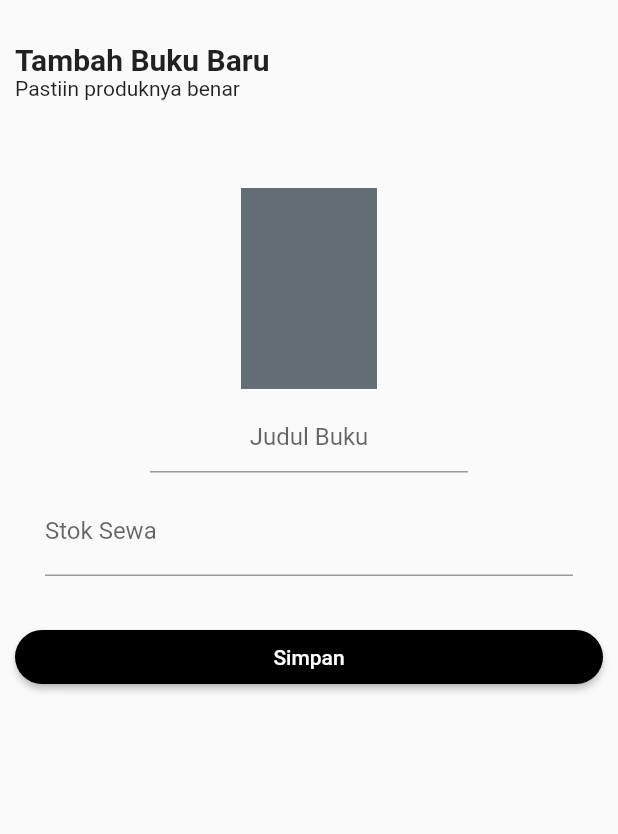
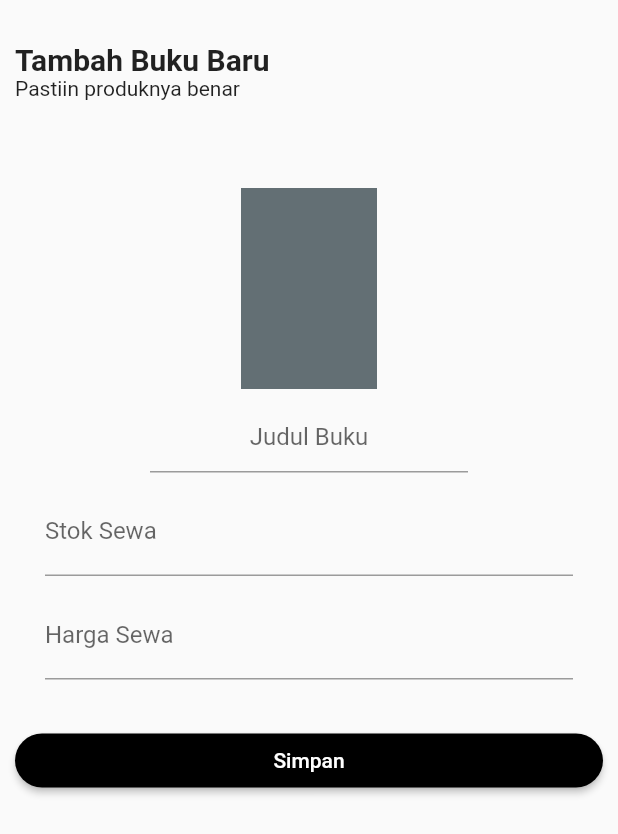
Before and after one commit to mohammadzarkasi/mob-2022, a Flutter app: the ScreenTambahBuku screen opened directly, on a phone screen of 412 x 824 dp. Shown: the top 834 px of the screen. Run offline on Flutter 3.47's test engine with Material 2 defaults, Android fonts, the light colour scheme and no system bars; our stand-ins replace camera, cloud_firestore, firebase_auth, firebase_core, google_fonts; accounts and stored records are empty; network calls fail; Roboto replaces fonts that are missing (MADE TOMMY).

Commit message:
firebase auth: sign in dan sign up pakai firebase auth firestore: simpan dan read data di firestore

```diff
--- a/lib/screen_confirm.dart
+++ b/lib/screen_confirm.dart
@@ -1,3 +1,5 @@
+// ignore_for_file: must_be_immutable, prefer_const_constructors
+
 import 'package:flutter/material.dart';
 
 class ScreenConfirmation extends StatelessWidget {
--- a/lib/screen_kamera.dart
+++ b/lib/screen_kamera.dart
@@ -1,4 +1,4 @@
-// ignore_for_file: prefer_const_constructors, avoid_print
+// ignore_for_file: prefer_const_constructors, avoid_print, non_constant_identifier_names
 
 // import 'package:camera/camera.dart';
 import 'package:camera/camera.dart';
--- a/lib/screen_tambah_buku.dart
+++ b/lib/screen_tambah_buku.dart
@@ -1,7 +1,8 @@
-// ignore_for_file: prefer_const_constructors, sized_box_for_whitespace
+// ignore_for_file: prefer_const_constructors, sized_box_for_whitespace, non_constant_identifier_names
 
 import 'dart:io';
 
+import 'package:cloud_firestore/cloud_firestore.dart';
 import 'package:flutter/material.dart';
 import 'package:google_fonts/google_fonts.dart';
 import 'package:mob2022/screen_kamera.dart';
@@ -15,6 +16,9 @@ class ScreenTambahBuku extends StatefulWidget {
 
 class _ScreenTambahBukuState extends State<ScreenTambahBuku> {
   var img_buku = '';
+  var judul_buku = '';
+  var stok = 0;
+  var harga = 0;
   @override
   Widget build(BuildContext context) {
     return Scaffold(
@@ -52,15 +56,99 @@ class _ScreenTambahBukuState extends State<ScreenTambahBuku> {
                 SizedBox(
                   height: 50,
                 ),
-                Container(
+                _buildForms(),
+                SizedBox(
+                  height: 30,
+                ),
+                _buildBtnSave(),
+              ],
+            ),
+          ),
+        ),
+      ),
+    );
+  }
+
+  Container _buildBtnSave() {
+    return Container(
+      width: double.infinity,
+      child: ElevatedButton(
+        style: ButtonStyle(
+          backgroundColor: MaterialStateProperty.all(Colors.black),
+          shape: MaterialStateProperty.all(
+            RoundedRectangleBorder(
+              borderRadius: BorderRadius.circular(20),
+            ),
+          ),
+        ),
+        onPressed: () async {
+          var collection = FirebaseFirestore.instance.collection('buku');
+          var res = await collection.add({
+            'judul': judul_buku,
+            'stok': stok,
+            'harga': harga,
+          });
+
+          print('simpan firestore');
+          print(res);
+          Navigator.pop(context);
+        },
+        child: Text('Simpan'),
+      ),
+    );
+  }
+
+  Container _buildForms() {
+    return Container(
       width: double.infinity,
       padding: EdgeInsets.symmetric(horizontal: 20),
       child: Form(
         child: Column(
           children: [
-                        InkWell(
+            _buildImageBook(),
+            Container(
+              padding: EdgeInsets.symmetric(horizontal: 70),
+              child: TextFormField(
+                decoration: InputDecoration(
+                  hintText: 'Judul Buku',
+                ),
+                textAlign: TextAlign.center,
+                onChanged: (v) {
+                  judul_buku = v;
+                },
+              ),
+            ),
+            SizedBox(height: 10),
+            TextFormField(
+              decoration: InputDecoration(
+                labelText: 'Stok Sewa',
+              ),
+              onChanged: (v) {
+                stok = int.tryParse(v) ?? 0;
+              },
+              keyboardType: TextInputType.number,
+            ),
+            SizedBox(height: 10),
+            TextFormField(
+              decoration: InputDecoration(
+                labelText: 'Harga Sewa',
+              ),
+              onChanged: (v) {
+                harga = int.tryParse(v) ?? 0;
+              },
+              keyboardType: TextInputType.number,
+            ),
+          ],
+        ),
+      ),
+    );
+  }
+
+  InkWell _buildImageBook() {
+    return InkWell(
       onTap: () async {
-                            var _img = await Navigator.of(context).push(MaterialPageRoute(builder: (_) {
+        var _img =
+            await Navigator.of(context).push(MaterialPageRoute(builder: (_) {
           return ScreenKamera();
         }));
         //jika screen kamera me-return sesuatu
@@ -77,52 +165,9 @@ class _ScreenTambahBukuState extends State<ScreenTambahBuku> {
         width: 200,
         height: 150,
         padding: EdgeInsets.all(8),
-                            child: img_buku.isEmpty ? Image.asset('assets/imgs/blank.png') : Image.file(File(img_buku)),
-                          ),
-                        ),
-                        Container(
-                          padding: EdgeInsets.symmetric(horizontal: 70),
-                          child: TextFormField(
-                            decoration: InputDecoration(
-                              hintText: 'Judul Buku',
-                            ),
-                            textAlign: TextAlign.center,
-                          ),
-                        ),
-                        SizedBox(
-                          height: 10,
-                        ),
-                        TextFormField(
-                          decoration: InputDecoration(
-                            labelText: 'Stok Sewa',
-                          ),
-                        ),
-                      ],
-                    ),
-                  ),
-                ),
-                SizedBox(
-                  height: 30,
-                ),
-                Container(
-                  width: double.infinity,
-                  child: ElevatedButton(
-                    style: ButtonStyle(
-                      backgroundColor: MaterialStateProperty.all(Colors.black),
-                      shape: MaterialStateProperty.all(
-                        RoundedRectangleBorder(
-                          borderRadius: BorderRadius.circular(20),
-                        ),
-                      ),
-                    ),
-                    onPressed: () {},
-                    child: Text('Simpan'),
-                  ),
-                ),
-              ],
-            ),
-          ),
-        ),
+        child: img_buku.isEmpty
+            ? Image.asset('assets/imgs/blank.png')
+            : Image.file(File(img_buku)),
       ),
     );
   }
--- a/pubspec.yaml
+++ b/pubspec.yaml
@@ -38,6 +38,7 @@ dependencies:
   camera: ^0.9.4+21
   firebase_core: ^1.17.1
   firebase_auth: ^3.3.19
+  cloud_firestore: ^3.1.17
 
 dev_dependencies:
   flutter_test:
```
Also changed, not shown: lib/main.dart (+18 -3 lines), lib/screen_list_buku.dart (added, +75 -0 lines), lib/signup.dart (added, +62 -0 lines). Lines whose indentation alone changed are shown as unchanged.
